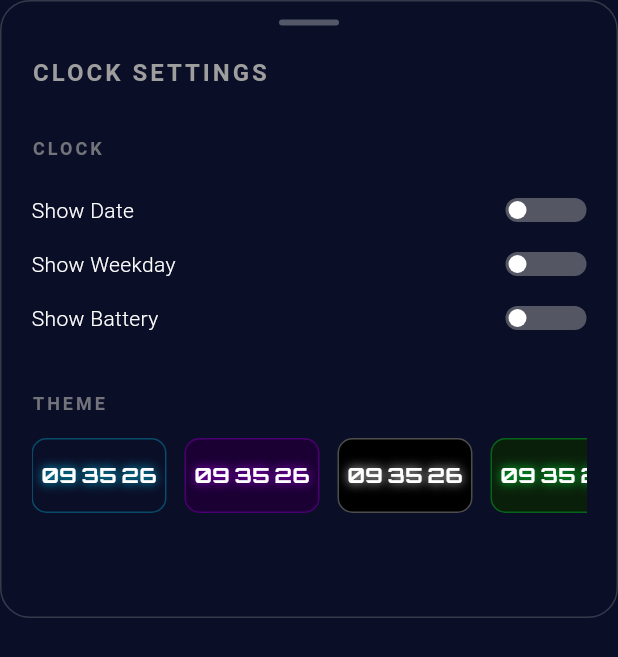
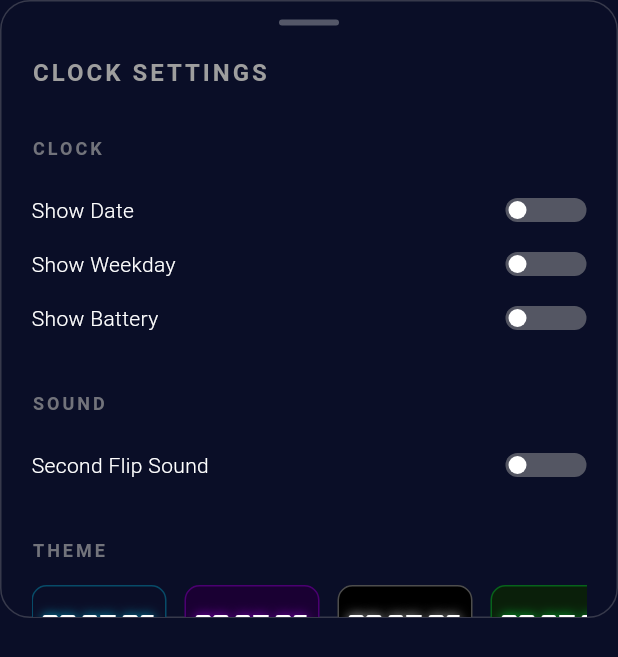
Before and after one commit to jackyan/NeonFocus, a Flutter app: the ClockSettingsScreen widget shown alone on an empty page, opened directly with empty values, on a phone screen of 412 x 824 dp. Shown: the top 657 px of the screen. Run offline on Flutter 3.47's test engine with Material 3 defaults, Android fonts, the phone set to English and light mode, and no system bars; our stand-ins replace audioplayers, battery_plus, equatable, flutter_bloc, flutter_local_notifications, hive_flutter and 2 more; accounts and stored records are empty.

Commit message:
fix: resolve audio-related issues and enhance sound functionality
This commit addresses multiple audio-related issues and adds new features:

1. Fix ambient sound setting display showing 'None' after page switching
   - Added currentAmbienceEnum getter to AudioService to retrieve current ambience as enum
   - Initialize _currentAmbience from AudioService when pomodoro screen loads
   - Ensures UI state stays in sync with actual playing audio

2. Stop ambient sound when switching from pomodoro to clock page
   - Track current page index in main.dart
   - Automatically stop ambience when leaving pomodoro page (index 1)
   - Prevents ambient sound from playing on clock/stopwatch pages

3. Add flip sound for seconds in clock page settings
   - Add new 'Second Flip Sound' toggle in clock settings
   - Import and initialize AudioService in clock screen
   - Play digit flip sound every second when enabled
   - Track last second to prevent duplicate sound triggers

4. Fix pomodoro start button playing sound continuously
   - Track previous status to detect state transitions
   - Only play timer start sound when transitioning to running state
   - Prevents sound from playing on every tick/state update

5. Add sound effect to reset button
   - Add uiClick sound effect when reset button is pressed
   - Provides audio feedback consistent with other UI interactions

All changes maintain backward compatibility and follow existing code patterns.

```diff
--- a/lib/features/clock/presentation/screens/clock_screen_new.dart
+++ b/lib/features/clock/presentation/screens/clock_screen_new.dart
@@ -5,6 +5,7 @@ import 'package:flutter/services.dart';
 import '../../../../core/themes/glow_theme.dart';
 import '../../../../core/services/burnin_protection_service.dart';
 import '../../../../core/services/charging_service.dart';
+import '../../../../core/services/audio_service.dart';
 import 'clock_settings_screen.dart';
 
 /// Minimalist clock screen with vertical/horizontal layout
@@ -25,10 +26,12 @@ class ClockScreen extends StatefulWidget {
 class _ClockScreenState extends State<ClockScreen> {
   final BurninProtectionService _burninProtection = BurninProtectionService();
   final ChargingService _chargingService = ChargingService();
+  final AudioService _audioService = AudioService();
   DateTime _currentTime = DateTime.now();
   Timer? _timer;
   double _offsetX = 0.0;
   double _offsetY = 0.0;
+  int _lastSecond = -1;
 
   // Charging state
   bool _isCharging = false;
@@ -38,10 +41,13 @@ class _ClockScreenState extends State<ClockScreen> {
   bool _showDate = false;
   bool _showWeekday = false;
   bool _showBattery = false;
+  bool _secondFlipSound = false;
 
   @override
   void initState() {
     super.initState();
+    _audioService.initialize();
+    _lastSecond = DateTime.now().second;
     _startTimer();
     _startBurninProtection();
     _initializeCharging();
@@ -94,8 +100,17 @@ class _ClockScreenState extends State<ClockScreen> {
   void _startTimer() {
     _timer = Timer.periodic(const Duration(seconds: 1), (timer) {
       if (mounted) {
+        final newTime = DateTime.now();
+        final newSecond = newTime.second;
+
+        // Play flip sound when second changes (if enabled)
+        if (_secondFlipSound && newSecond != _lastSecond) {
+          _audioService.playEffect(AudioEffect.digitFlip);
+        }
+
         setState(() {
-          _currentTime = DateTime.now();
+          _currentTime = newTime;
+          _lastSecond = newSecond;
         });
       }
     });
@@ -121,9 +136,11 @@ class _ClockScreenState extends State<ClockScreen> {
         showDate: _showDate,
         showWeekday: _showWeekday,
         showBattery: _showBattery,
+        secondFlipSound: _secondFlipSound,
         onDateToggle: (value) => setState(() => _showDate = value),
         onWeekdayToggle: (value) => setState(() => _showWeekday = value),
         onBatteryToggle: (value) => setState(() => _showBattery = value),
+        onSecondFlipSoundToggle: (value) => setState(() => _secondFlipSound = value),
         onThemeChanged: widget.onThemeChanged,
       ),
     );
--- a/lib/features/clock/presentation/screens/clock_settings_screen.dart
+++ b/lib/features/clock/presentation/screens/clock_settings_screen.dart
@@ -7,9 +7,11 @@ class ClockSettingsScreen extends StatefulWidget {
   final bool showDate;
   final bool showWeekday;
   final bool showBattery;
+  final bool secondFlipSound;
   final Function(bool) onDateToggle;
   final Function(bool) onWeekdayToggle;
   final Function(bool) onBatteryToggle;
+  final Function(bool) onSecondFlipSoundToggle;
   final Function(NeonTheme) onThemeChanged;
 
   const ClockSettingsScreen({
@@ -18,9 +20,11 @@ class ClockSettingsScreen extends StatefulWidget {
     required this.showDate,
     required this.showWeekday,
     required this.showBattery,
+    required this.secondFlipSound,
     required this.onDateToggle,
     required this.onWeekdayToggle,
     required this.onBatteryToggle,
+    required this.onSecondFlipSoundToggle,
     required this.onThemeChanged,
   }) : super(key: key);
 
@@ -32,6 +36,7 @@ class _ClockSettingsScreenState extends State<ClockSettingsScreen> {
   late bool _showDate;
   late bool _showWeekday;
   late bool _showBattery;
+  late bool _secondFlipSound;
   late NeonTheme _selectedTheme;
 
   @override
@@ -40,6 +45,7 @@ class _ClockSettingsScreenState extends State<ClockSettingsScreen> {
     _showDate = widget.showDate;
     _showWeekday = widget.showWeekday;
     _showBattery = widget.showBattery;
+    _secondFlipSound = widget.secondFlipSound;
     _selectedTheme = widget.currentTheme;
   }
 
@@ -116,6 +122,21 @@ class _ClockSettingsScreenState extends State<ClockSettingsScreen> {
                     (value) {
                       setState(() => _showBattery = value);
                       widget.onBatteryToggle(value);
+                    },
+                    _selectedTheme,
+                  ),
+
+                  const SizedBox(height: 30),
+
+                  // Sound Section
+                  _buildSectionTitle('SOUND', _selectedTheme),
+                  const SizedBox(height: 15),
+                  _buildToggleItem(
+                    'Second Flip Sound',
+                    _secondFlipSound,
+                    (value) {
+                      setState(() => _secondFlipSound = value);
+                      widget.onSecondFlipSoundToggle(value);
                     },
                     _selectedTheme,
                   ),
```
Also changed, not shown: lib/core/services/audio_service.dart (+9 -0 lines), lib/features/pomodoro/presentation/screens/pomodoro_screen_new.dart (+24 -9 lines), lib/main.dart (+8 -0 lines).
